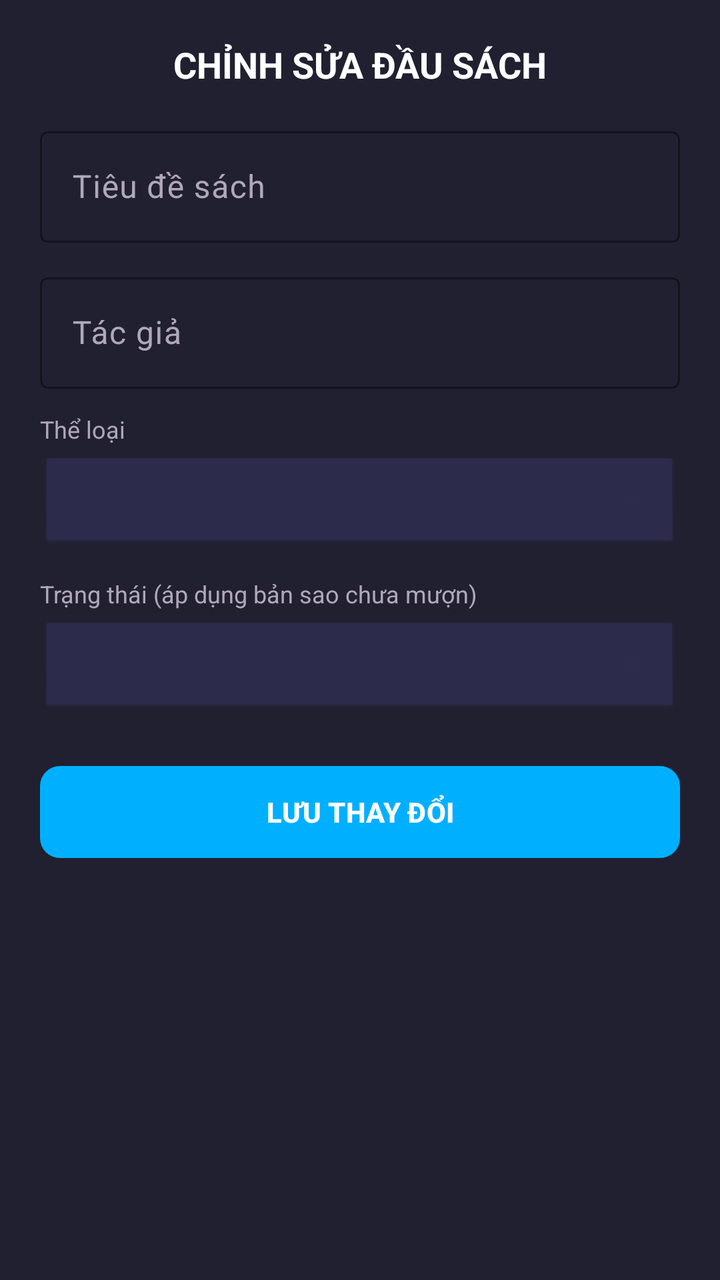
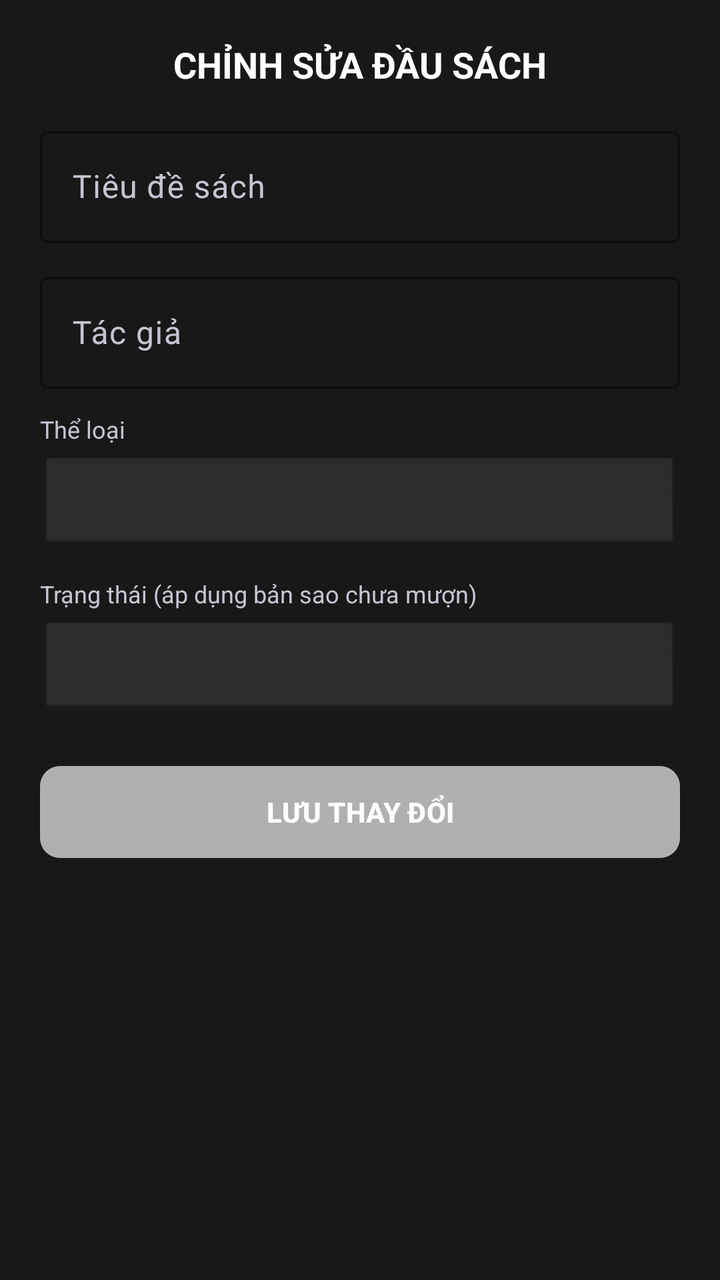

Before-and-after screenshots of an Android layout around one commit, followed by the original layout XML and the change that was made.
<!-- AndroidManifest.xml: application theme Theme.QLTV -->
<!-- res/layout/dialog_edit_book.xml -->
<?xml version="1.0" encoding="utf-8"?>
<ScrollView xmlns:android="http://schemas.android.com/apk/res/android"
    xmlns:app="http://schemas.android.com/apk/res-auto"
    android:layout_width="match_parent"
    android:layout_height="wrap_content"
    android:background="#212030"
    android:padding="20dp">

    <LinearLayout
        android:layout_width="match_parent"
        android:layout_height="wrap_content"
        android:orientation="vertical">

        <TextView
            android:layout_width="wrap_content"
            android:layout_height="wrap_content"
            android:layout_gravity="center"
            android:layout_marginBottom="16dp"
            android:text="CHỈNH SỬA ĐẦU SÁCH"
            android:textColor="#FFFFFF"
            android:textSize="18sp"
            android:textStyle="bold" />

        
        <com.google.android.material.textfield.TextInputLayout
            style="@style/Widget.Material3.TextInputLayout.OutlinedBox"
            android:layout_width="match_parent"
            android:layout_height="wrap_content"
            android:layout_marginBottom="12dp"
            android:hint="Tiêu đề sách"
            android:textColorHint="#B0A8B9"
            app:boxStrokeColor="#6C63FF"
            app:boxStrokeWidthFocused="2dp"
            app:hintTextColor="#6C63FF">

            <com.google.android.material.textfield.TextInputEditText
                android:id="@+id/edtTitleEdit"
                android:layout_width="match_parent"
                android:layout_height="wrap_content"
                android:textColor="#FFFFFF" />
        </com.google.android.material.textfield.TextInputLayout>

        
        <com.google.android.material.textfield.TextInputLayout
            style="@style/Widget.Material3.TextInputLayout.OutlinedBox"
            android:layout_width="match_parent"
            android:layout_height="wrap_content"
            android:layout_marginBottom="12dp"
            android:hint="Tác giả"
            android:textColorHint="#B0A8B9"
            app:boxStrokeColor="#6C63FF"
            app:boxStrokeWidthFocused="2dp"
            app:hintTextColor="#6C63FF">

            <com.google.android.material.textfield.TextInputEditText
                android:id="@+id/edtAuthorEdit"
                android:layout_width="match_parent"
                android:layout_height="wrap_content"
                android:textColor="#FFFFFF" />
        </com.google.android.material.textfield.TextInputLayout>

        
        <TextView
            android:layout_width="wrap_content"
            android:layout_height="wrap_content"
            android:layout_marginBottom="4dp"
            android:text="Thể loại"
            android:textColor="#B0A8B9"
            android:textSize="12sp" />

        <Spinner
            android:id="@+id/spinDialogCatEdit"
            android:layout_width="match_parent"
            android:layout_height="50dp"
            android:layout_marginBottom="12dp"
            android:background="@android:drawable/btn_dropdown"
            android:backgroundTint="#2E2C4D" />

        
        <TextView
            android:layout_width="wrap_content"
            android:layout_height="wrap_content"
            android:layout_marginBottom="4dp"
            android:text="Trạng thái (áp dụng bản sao chưa mượn)"
            android:textColor="#B0A8B9"
            android:textSize="12sp" />

        <Spinner
            android:id="@+id/spinBookStatusEdit"
            android:layout_width="match_parent"
            android:layout_height="50dp"
            android:layout_marginBottom="12dp"
            android:background="@android:drawable/btn_dropdown"
            android:backgroundTint="#2E2C4D" />

        
        <LinearLayout
            android:id="@+id/layoutOnlineOnlyEdit"
            android:layout_width="match_parent"
            android:layout_height="wrap_content"
            android:orientation="vertical"
            android:visibility="gone">

            
            <com.google.android.material.textfield.TextInputLayout
                style="@style/Widget.Material3.TextInputLayout.OutlinedBox"
                android:layout_width="match_parent"
                android:layout_height="wrap_content"
                android:layout_marginBottom="12dp"
                android:hint="URL tài liệu"
                android:textColorHint="#B0A8B9"
                app:boxStrokeColor="#6C63FF"
                app:boxStrokeWidthFocused="2dp"
                app:hintTextColor="#6C63FF">

                <com.google.android.material.textfield.TextInputEditText
                    android:id="@+id/edtUrlEdit"
                    android:layout_width="match_parent"
                    android:layout_height="wrap_content"
                    android:inputType="textUri"
                    android:textColor="#FFFFFF" />
            </com.google.android.material.textfield.TextInputLayout>

            
            <com.google.android.material.textfield.TextInputLayout
                style="@style/Widget.Material3.TextInputLayout.OutlinedBox"
                android:layout_width="match_parent"
                android:layout_height="wrap_content"
                android:layout_marginBottom="12dp"
                android:hint="Định dạng"
                android:textColorHint="#B0A8B9"
                app:boxStrokeColor="#6C63FF"
                app:boxStrokeWidthFocused="2dp"
                app:hintTextColor="#6C63FF">

                <com.google.android.material.textfield.TextInputEditText
                    android:id="@+id/edtFormatEdit"
                    android:layout_width="match_parent"
                    android:layout_height="wrap_content"
                    android:textColor="#FFFFFF" />
            </com.google.android.material.textfield.TextInputLayout>
        </LinearLayout>

        <com.google.android.material.button.MaterialButton
            android:id="@+id/btnSaveBookEdit"
            android:layout_width="match_parent"
            android:layout_height="54dp"
            android:layout_marginTop="8dp"
            android:text="LƯU THAY ĐỔI"
            android:textColor="#FFFFFF"
            android:textStyle="bold"
            app:backgroundTint="#00B0FF"
            app:cornerRadius="10dp" />

    </LinearLayout>
</ScrollView>
<!-- resources referenced by this layout -->
<resources>
  <style name="Theme.QLTV" parent="Base.Theme.QLTV" />
  <style name="Base.Theme.QLTV" parent="Theme.Material3.DayNight.NoActionBar">
          
          
      </style>
</resources>

<!-- the commit's change to res/layout/dialog_edit_book.xml (unified diff, before → after) -->
@@ -3,7 +3,7 @@
     xmlns:app="http://schemas.android.com/apk/res-auto"
     android:layout_width="match_parent"
     android:layout_height="wrap_content"
-    android:background="#212030"
+    android:background="#181818"
     android:padding="20dp">
 
     <LinearLayout
@@ -28,10 +28,10 @@
             android:layout_height="wrap_content"
             android:layout_marginBottom="12dp"
             android:hint="Tiêu đề sách"
-            android:textColorHint="#B0A8B9"
-            app:boxStrokeColor="#6C63FF"
+            android:textColorHint="#C5C5D2"
+            app:boxStrokeColor="#FFFFFF"
             app:boxStrokeWidthFocused="2dp"
-            app:hintTextColor="#6C63FF">
+            app:hintTextColor="#FFFFFF">
 
             <com.google.android.material.textfield.TextInputEditText
                 android:id="@+id/edtTitleEdit"
@@ -47,10 +47,10 @@
             android:layout_height="wrap_content"
             android:layout_marginBottom="12dp"
             android:hint="Tác giả"
-            android:textColorHint="#B0A8B9"
-            app:boxStrokeColor="#6C63FF"
+            android:textColorHint="#C5C5D2"
+            app:boxStrokeColor="#FFFFFF"
             app:boxStrokeWidthFocused="2dp"
-            app:hintTextColor="#6C63FF">
+            app:hintTextColor="#FFFFFF">
 
             <com.google.android.material.textfield.TextInputEditText
                 android:id="@+id/edtAuthorEdit"
@@ -65,7 +65,7 @@
             android:layout_height="wrap_content"
             android:layout_marginBottom="4dp"
             android:text="Thể loại"
-            android:textColor="#B0A8B9"
+            android:textColor="#C5C5D2"
             android:textSize="12sp" />
 
         <Spinner
@@ -74,7 +74,7 @@
             android:layout_height="50dp"
             android:layout_marginBottom="12dp"
             android:background="@android:drawable/btn_dropdown"
-            android:backgroundTint="#2E2C4D" />
+            android:backgroundTint="#2D2D2D" />
 
         
         <TextView
@@ -82,7 +82,7 @@
             android:layout_height="wrap_content"
             android:layout_marginBottom="4dp"
             android:text="Trạng thái (áp dụng bản sao chưa mượn)"
-            android:textColor="#B0A8B9"
+            android:textColor="#C5C5D2"
             android:textSize="12sp" />
 
         <Spinner
@@ -91,7 +91,7 @@
             android:layout_height="50dp"
             android:layout_marginBottom="12dp"
             android:background="@android:drawable/btn_dropdown"
-            android:backgroundTint="#2E2C4D" />
+            android:backgroundTint="#2D2D2D" />
 
         
         <LinearLayout
@@ -108,10 +108,10 @@
                 android:layout_height="wrap_content"
                 android:layout_marginBottom="12dp"
                 android:hint="URL tài liệu"
-                android:textColorHint="#B0A8B9"
-                app:boxStrokeColor="#6C63FF"
+                android:textColorHint="#C5C5D2"
+                app:boxStrokeColor="#FFFFFF"
                 app:boxStrokeWidthFocused="2dp"
-                app:hintTextColor="#6C63FF">
+                app:hintTextColor="#FFFFFF">
 
                 <com.google.android.material.textfield.TextInputEditText
                     android:id="@+id/edtUrlEdit"
@@ -128,10 +128,10 @@
                 android:layout_height="wrap_content"
                 android:layout_marginBottom="12dp"
                 android:hint="Định dạng"
-                android:textColorHint="#B0A8B9"
-                app:boxStrokeColor="#6C63FF"
+                android:textColorHint="#C5C5D2"
+                app:boxStrokeColor="#FFFFFF"
                 app:boxStrokeWidthFocused="2dp"
-                app:hintTextColor="#6C63FF">
+                app:hintTextColor="#FFFFFF">
 
                 <com.google.android.material.textfield.TextInputEditText
                     android:id="@+id/edtFormatEdit"
@@ -149,7 +149,7 @@
             android:text="LƯU THAY ĐỔI"
             android:textColor="#FFFFFF"
             android:textStyle="bold"
-            app:backgroundTint="#00B0FF"
+            app:backgroundTint="#B0B0B0"
             app:cornerRadius="10dp" />
 
     </LinearLayout>
